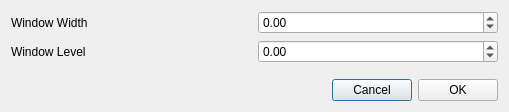
Above: starviewer/src/core/qcustomwindowleveldialogbase.ui from starviewer-medical/starviewer before the change. Below: the same form after it.
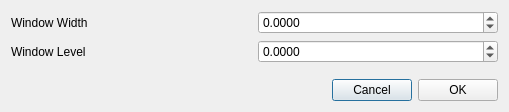
That is the form after the change. Icons and pictures are not drawn.

Commit message: ENH: Improve window/level related UI elements to allow a wider range of values with more precision. #2625

Patch:
```diff
--- a/starviewer/src/core/qcustomwindowleveldialogbase.ui
+++ b/starviewer/src/core/qcustomwindowleveldialogbase.ui
@@ -46,21 +46,27 @@
    </item>
    <item row="0" column="1">
     <widget class="QDoubleSpinBox" name="m_windowSpinBox">
+     <property name="decimals">
+      <number>4</number>
+     </property>
      <property name="minimum">
-      <double>-131070.000000000000000</double>
+      <double>-1000000000.000000000000000</double>
      </property>
      <property name="maximum">
-      <double>131070.000000000000000</double>
+      <double>1000000000.000000000000000</double>
      </property>
     </widget>
    </item>
    <item row="1" column="1">
     <widget class="QDoubleSpinBox" name="m_levelSpinBox">
+     <property name="decimals">
+      <number>4</number>
+     </property>
      <property name="minimum">
-      <double>-131070.000000000000000</double>
+      <double>-1000000000.000000000000000</double>
      </property>
      <property name="maximum">
-      <double>131070.000000000000000</double>
+      <double>1000000000.000000000000000</double>
      </property>
     </widget>
    </item>
```
Left out of the diff: 9 changed lines with no effect on the pictures. The commit also changes 1 other file.
